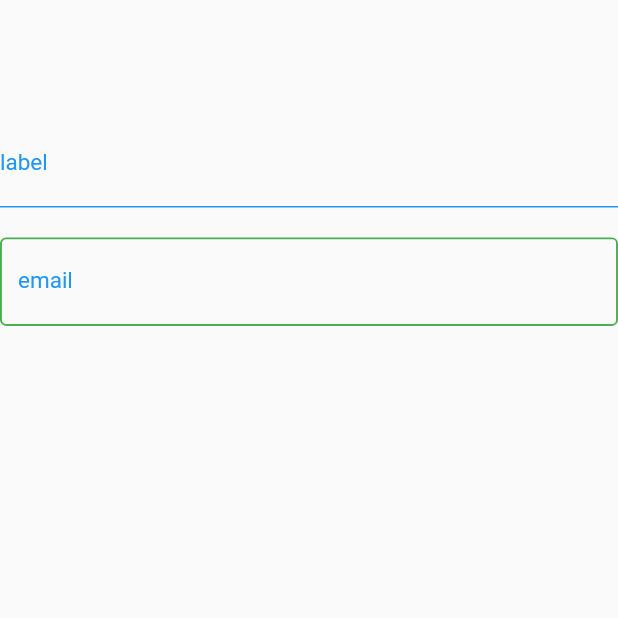
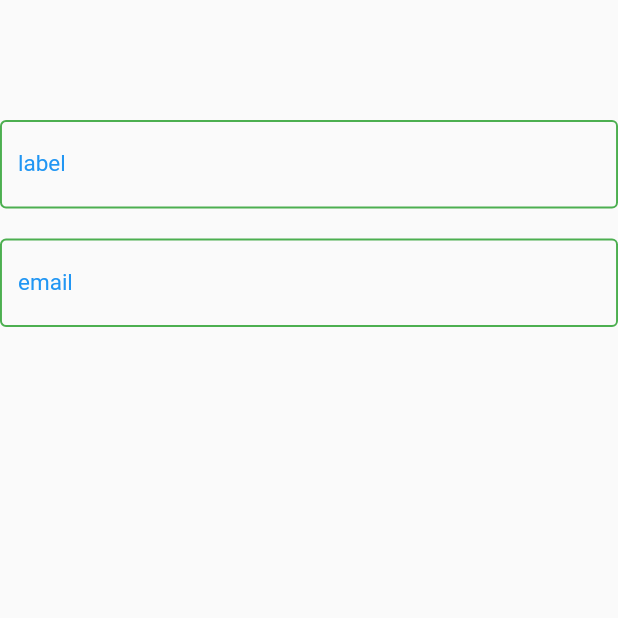
Before and after one commit to Raji48/Flutter_Reusable_Component, a Flutter app: the screen it shows after launch, on a phone screen of 412 x 824 dp, the top half of it. Run offline on Flutter 3.47's test engine with Material 2 defaults, Android fonts, the phone set to English and light mode, and no system bars; Roboto replaces fonts that are missing (ProximaNova-Regular).

```diff
--- a/lib/main.dart
+++ b/lib/main.dart
@@ -48,7 +48,7 @@ class _MyHomePageState extends State<MyHomePage> {
           children:[
             SizedBox(height: 80,),
             // FloatingTextField
-          CustomTextfield("label","InputText",true,Colors.orange,Colors.green),
+          CustomTextfield("label","InputText",false,Colors.orange,Colors.green),
             SizedBox(height: 20,),
           //FloatingTextField with validator
             TextFormField(
```
